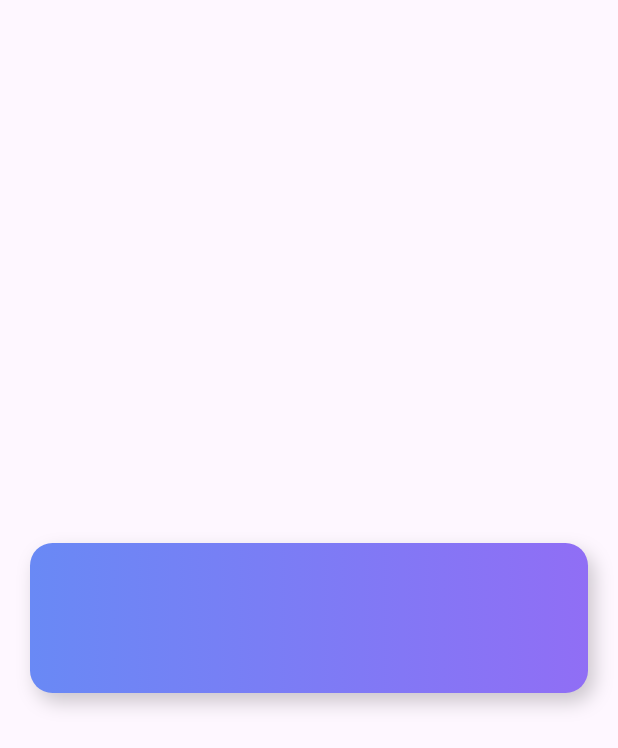
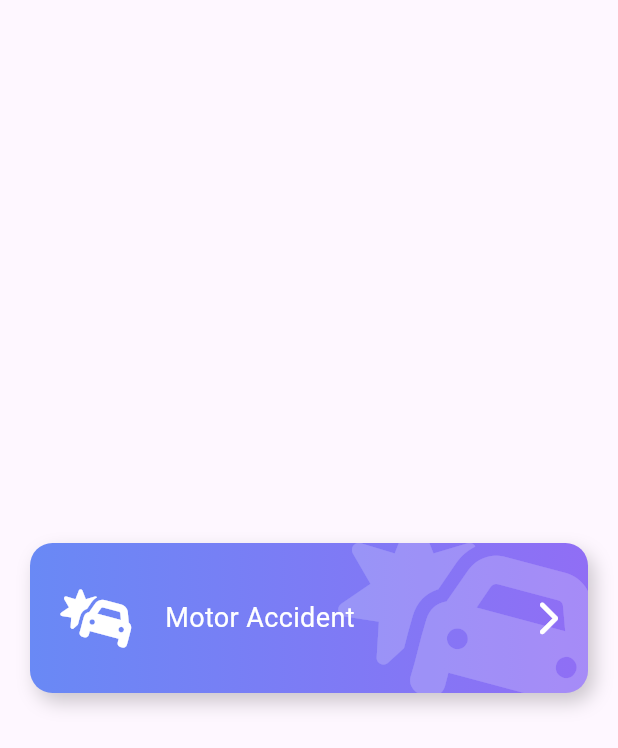
Before and after one commit to Flutter-Course-Sergio/designsApp, a Flutter app: the screen it shows after launch, on a phone screen of 412 x 824 dp. Shown: the top 748 px of the screen. Run offline on Flutter 3.47's test engine with Material 3 defaults, Android fonts, the phone set to English and light mode, and no system bars; our stand-ins replace flutter_svg, font_awesome_flutter.

Commit message:
fat button params

```diff
--- a/lib/src/pages/emergency_page.dart
+++ b/lib/src/pages/emergency_page.dart
@@ -9,9 +9,13 @@ class EmergencyPage extends StatelessWidget {
 
   @override
   Widget build(BuildContext context) {
-    return const Scaffold(
+    return Scaffold(
       body: Center(
-        child: FatButton(),
+        child: FatButton(
+          icon: FontAwesomeIcons.carBurst,
+          text: 'Motor Accident',
+          onPress: () {},
+        ),
       ),
     );
   }
--- a/lib/src/widgets/fat_button.dart
+++ b/lib/src/widgets/fat_button.dart
@@ -1,15 +1,61 @@
 import 'package:flutter/material.dart';
+import 'package:font_awesome_flutter/font_awesome_flutter.dart';
 
 class FatButton extends StatelessWidget {
-  const FatButton({super.key});
+  final IconData icon;
+  final String text;
+  final Color color1;
+  final Color color2;
+  final Color textColor;
+  final Function() onPress;
+
+  const FatButton(
+      {super.key,
+      required this.icon,
+      required this.text,
+      this.color1 = const Color(0xff6989f5),
+      this.color2 = const Color(0xff906ef5),
+      this.textColor = Colors.white,
+      required this.onPress});
 
   @override
   Widget build(BuildContext context) {
-    return _FatButtonBackground();
+    return Stack(children: [
+      _FatButtonBackground(icon, color1, color2),
+      Row(
+        mainAxisAlignment: MainAxisAlignment.center,
+        children: [
+          const SizedBox(
+            height: 140,
+            width: 40,
+          ),
+          FaIcon(
+            icon,
+            size: 40,
+            color: Colors.white,
+          ),
+          const SizedBox(width: 20),
+          Expanded(
+            child: Text(text, style: TextStyle(color: textColor, fontSize: 18)),
+          ),
+          const FaIcon(
+            FontAwesomeIcons.chevronRight,
+            color: Colors.white,
+          ),
+          const SizedBox(width: 40),
+        ],
+      )
+    ]);
   }
 }
 
 class _FatButtonBackground extends StatelessWidget {
+  final IconData icon;
+  final Color color1;
+  final Color color2;
+
+  const _FatButtonBackground(this.icon, this.color1, this.color2);
+
   @override
   Widget build(BuildContext context) {
     return Container(
@@ -24,10 +70,22 @@ class _FatButtonBackground extends StatelessWidget {
                 blurRadius: 10)
           ],
           borderRadius: BorderRadius.circular(15),
-          gradient: LinearGradient(colors: [
-            Color(0xff6989f5),
-            Color(0xff906ef5),
-          ])),
+          gradient: LinearGradient(colors: [color1, color2])),
+      child: ClipRRect(
+        borderRadius: BorderRadius.circular(15),
+        child: Stack(
+          children: [
+            Positioned(
+                right: -20,
+                top: -20,
+                child: FaIcon(
+                  icon,
+                  size: 150,
+                  color: Colors.white.withOpacity(0.2),
+                ))
+          ],
+        ),
+      ),
     );
   }
 }
```
